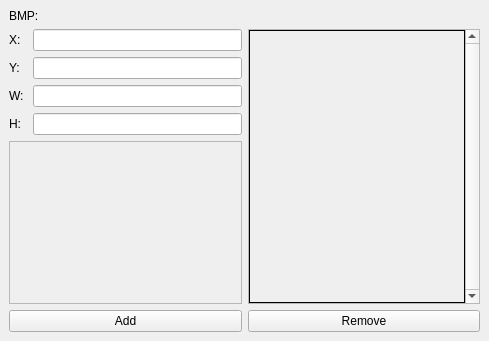
Old version of the form tools/mapcreator/bmpwindow.ui in the repository dwyanepolinski/GameEngine.
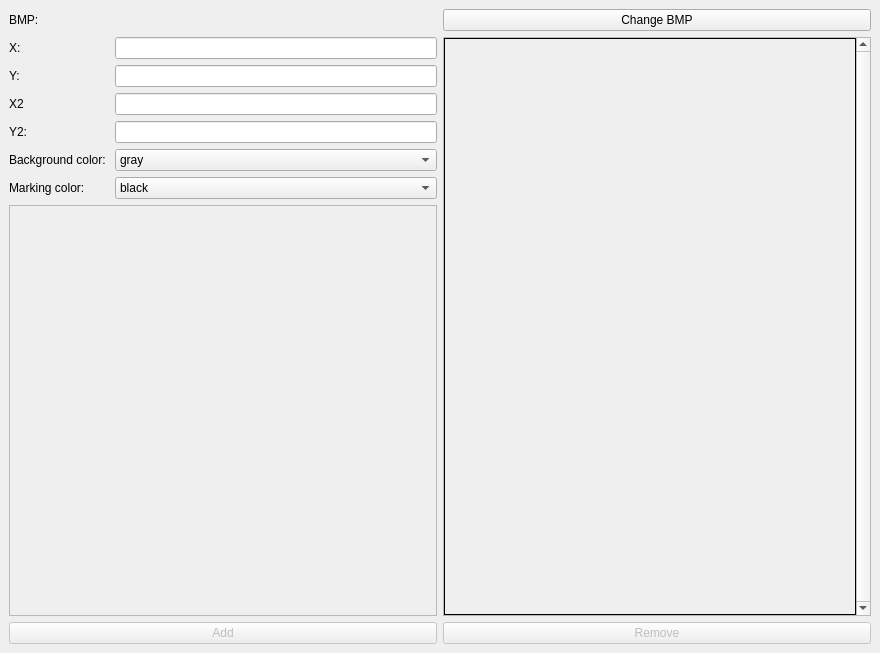
New version of the form. Custom widgets are drawn as their Qt base class.

Patch:
```diff
--- a/tools/mapcreator/bmpwindow.ui
+++ b/tools/mapcreator/bmpwindow.ui
@@ -6,8 +6,8 @@
    <rect>
     <x>0</x>
     <y>0</y>
-    <width>489</width>
-    <height>341</height>
+    <width>880</width>
+    <height>653</height>
    </rect>
   </property>
   <property name="windowTitle">
@@ -17,21 +17,131 @@
    <layout class="QGridLayout" name="gridLayout_2">
     <item row="0" column="0">
      <layout class="QGridLayout" name="gridLayout">
-      <item row="0" column="0">
-       <widget class="QLabel" name="label">
-        <property name="text">
-         <string>BMP: </string>
-        </property>
-       </widget>
+      <item row="2" column="0">
+       <layout class="QVBoxLayout" name="verticalLayout">
+        <item>
+         <layout class="QFormLayout" name="formLayout">
+          <item row="3" column="0">
+           <widget class="QLabel" name="label_2">
+            <property name="text">
+             <string>X:</string>
+            </property>
+           </widget>
+          </item>
+          <item row="3" column="1">
+           <widget class="QLineEdit" name="x_edit"/>
+          </item>
+          <item row="6" column="0">
+           <widget class="QLabel" name="label_3">
+            <property name="text">
+             <string>Y: </string>
+            </property>
+           </widget>
+          </item>
+          <item row="6" column="1">
+           <widget class="QLineEdit" name="y_edit"/>
+          </item>
+          <item row="7" column="0">
+           <widget class="QLabel" name="label_4">
+            <property name="text">
+             <string>X2 </string>
+            </property>
+           </widget>
+          </item>
+          <item row="7" column="1">
+           <widget class="QLineEdit" name="w_edit"/>
+          </item>
+          <item row="8" column="0">
+           <widget class="QLabel" name="label_5">
+            <property name="text">
+             <string>Y2: </string>
+            </property>
+           </widget>
+          </item>
+          <item row="8" column="1">
+           <widget class="QLineEdit" name="h_edit"/>
+          </item>
+          <item row="9" column="0">
+           <widget class="QLabel" name="label_6">
+            <property name="text">
+             <string>Background color: </string>
+            </property>
+           </widget>
+          </item>
+          <item row="9" column="1">
+           <widget class="QComboBox" name="comboBox">
+            <item>
+             <property name="text">
+              <string>gray</string>
+             </property>
+            </item>
+            <item>
+             <property name="text">
+              <string>black</string>
+             </property>
+            </item>
+            <item>
+             <property name="text">
+              <string>white</string>
+             </property>
+            </item>
+           </widget>
+          </item>
+          <item row="10" column="0">
+           <widget class="QLabel" name="label_7">
+            <property name="text">
+             <string>Marking color: </string>
+            </property>
+           </widget>
+          </item>
+          <item row="10" column="1">
+           <widget class="QComboBox" name="comboBox_2">
+            <item>
+             <property name="text">
+              <string>black</string>
+             </property>
+            </item>
+            <item>
+             <property name="text">
+              <string>gray</string>
+             </property>
+            </item>
+            <item>
+             <property name="text">
+              <string>white</string>
+             </property>
+            </item>
+           </widget>
+          </item>
+         </layout>
+        </item>
+        <item>
+         <widget class="QScrollArea" name="scrollArea">
+          <property name="widgetResizable">
+           <bool>true</bool>
+          </property>
+          <widget class="QWidget" name="scrollAreaWidgetContents">
+           <property name="geometry">
+            <rect>
+             <x>0</x>
+             <y>0</y>
+             <width>423</width>
+             <height>275</height>
+            </rect>
+           </property>
+          </widget>
+         </widget>
+        </item>
+       </layout>
       </item>
-      <item row="0" column="1">
+      <item row="1" column="0">
        <widget class="QLabel" name="bmp_file_name">
         <property name="text">
-         <string/>
+         <string>BMP: </string>
         </property>
        </widget>
       </item>
-      <item row="1" column="1">
+      <item row="2" column="1">
        <widget class="QScrollArea" name="scrollArea_2">
         <property name="verticalScrollBarPolicy">
          <enum>Qt::ScrollBarAlwaysOn</enum>
@@ -44,8 +154,8 @@
           <rect>
            <x>0</x>
            <y>0</y>
-           <width>216</width>
-           <height>261</height>
+           <width>412</width>
+           <height>561</height>
           </rect>
          </property>
          <layout class="QGridLayout" name="gridLayout_3">
@@ -81,70 +191,12 @@
         </widget>
        </widget>
       </item>
-      <item row="1" column="0">
-       <layout class="QVBoxLayout" name="verticalLayout">
-        <item>
-         <layout class="QFormLayout" name="formLayout">
-          <item row="1" column="0">
-           <widget class="QLabel" name="label_2">
-            <property name="text">
-             <string>X:</string>
-            </property>
-           </widget>
-          </item>
-          <item row="1" column="1">
-           <widget class="QLineEdit" name="lineEdit"/>
-          </item>
-          <item row="4" column="0">
-           <widget class="QLabel" name="label_3">
-            <property name="text">
-             <string>Y: </string>
-            </property>
-           </widget>
-          </item>
-          <item row="4" column="1">
-           <widget class="QLineEdit" name="lineEdit_2"/>
-          </item>
-          <item row="5" column="0">
-           <widget class="QLabel" name="label_4">
-            <property name="text">
-             <string>W: </string>
-            </property>
-           </widget>
-          </item>
-          <item row="5" column="1">
-           <widget class="QLineEdit" name="lineEdit_3"/>
-          </item>
-          <item row="6" column="1">
-           <widget class="QLineEdit" name="lineEdit_4"/>
-          </item>
-          <item row="6" column="0">
-           <widget class="QLabel" name="label_5">
-            <property name="text">
-             <string>H: </string>
-            </property>
-           </widget>
-          </item>
-         </layout>
-        </item>
-        <item>
-         <widget class="QScrollArea" name="scrollArea">
-          <property name="widgetResizable">
-           <bool>true</bool>
-          </property>
-          <widget class="QWidget" name="scrollAreaWidgetContents">
-           <property name="geometry">
-            <rect>
-             <x>0</x>
-             <y>0</y>
-             <width>228</width>
-             <height>103</height>
-            </rect>
-           </property>
-          </widget>
-         </widget>
-        </item>
-       </layout>
+      <item row="1" column="1">
+       <widget class="QPushButton" name="change_bmp_btn">
+        <property name="text">
+         <string>Change BMP</string>
+        </property>
+       </widget>
       </item>
      </layout>
     </item>
@@ -152,6 +204,9 @@
      <layout class="QHBoxLayout" name="horizontalLayout">
       <item>
        <widget class="QPushButton" name="pushButton_2">
+        <property name="enabled">
+         <bool>false</bool>
+        </property>
         <property name="text">
          <string>Add</string>
         </property>
@@ -159,6 +214,9 @@
       </item>
       <item>
        <widget class="QPushButton" name="pushButton">
+        <property name="enabled">
+         <bool>false</bool>
+        </property>
         <property name="text">
          <string>Remove</string>
         </property>
```
